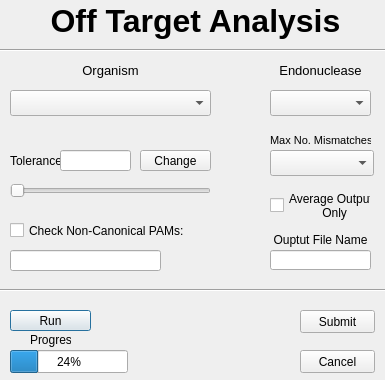
The window that OffTargetAnalysis.ui (TrinhLab/CASPERapp) describes before a commit, drawn with Qt 5.
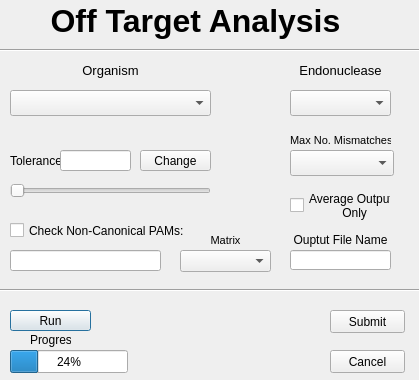
The same window after the commit.

Commit message: updating UI to prepare for the addtion of the matrix option

```diff
--- a/OffTargetAnalysis.ui
+++ b/OffTargetAnalysis.ui
@@ -6,7 +6,7 @@
    <rect>
     <x>0</x>
     <y>0</y>
-    <width>385</width>
+    <width>419</width>
     <height>380</height>
    </rect>
   </property>
@@ -42,7 +42,7 @@
   <widget class="QLabel" name="label_2">
    <property name="geometry">
     <rect>
-     <x>270</x>
+     <x>290</x>
      <y>130</y>
      <width>101</width>
      <height>21</height>
@@ -81,7 +81,7 @@
   <widget class="QLabel" name="label_4">
    <property name="geometry">
     <rect>
-     <x>270</x>
+     <x>290</x>
      <y>60</y>
      <width>101</width>
      <height>21</height>
@@ -115,7 +115,7 @@
   <widget class="QComboBox" name="mismatchcomboBox">
    <property name="geometry">
     <rect>
-     <x>270</x>
+     <x>290</x>
      <y>150</y>
      <width>104</width>
      <height>26</height>
@@ -165,7 +165,7 @@
   <widget class="QComboBox" name="EndocomboBox">
    <property name="geometry">
     <rect>
-     <x>270</x>
+     <x>290</x>
      <y>90</y>
      <width>101</width>
      <height>26</height>
@@ -224,7 +224,7 @@
   <widget class="QCheckBox" name="AVG">
    <property name="geometry">
     <rect>
-     <x>270</x>
+     <x>290</x>
      <y>190</y>
      <width>101</width>
      <height>31</height>
@@ -264,7 +264,7 @@
   <widget class="Line" name="line">
    <property name="geometry">
     <rect>
-     <x>0</x>
+     <x>-20</x>
      <y>40</y>
      <width>451</width>
      <height>20</height>
@@ -290,7 +290,7 @@
   <widget class="QLineEdit" name="FileName">
    <property name="geometry">
     <rect>
-     <x>270</x>
+     <x>290</x>
      <y>250</y>
      <width>101</width>
      <height>20</height>
@@ -300,7 +300,7 @@
   <widget class="QLabel" name="label_7">
    <property name="geometry">
     <rect>
-     <x>270</x>
+     <x>290</x>
      <y>230</y>
      <width>101</width>
      <height>20</height>
@@ -316,7 +316,7 @@
   <widget class="QPushButton" name="submitButton">
    <property name="geometry">
     <rect>
-     <x>300</x>
+     <x>330</x>
      <y>310</y>
      <width>75</width>
      <height>23</height>
@@ -329,7 +329,7 @@
   <widget class="QPushButton" name="cancelButton">
    <property name="geometry">
     <rect>
-     <x>300</x>
+     <x>330</x>
      <y>350</y>
      <width>75</width>
      <height>23</height>
@@ -339,6 +339,37 @@
     <string>Cancel</string>
    </property>
   </widget>
+  <widget class="QComboBox" name="comboBox">
+   <property name="geometry">
+    <rect>
+     <x>180</x>
+     <y>250</y>
+     <width>91</width>
+     <height>22</height>
+    </rect>
+   </property>
+  </widget>
+  <widget class="QLabel" name="label_8">
+   <property name="geometry">
+    <rect>
+     <x>180</x>
+     <y>230</y>
+     <width>91</width>
+     <height>20</height>
+    </rect>
+   </property>
+   <property name="font">
+    <font>
+     <pointsize>8</pointsize>
+    </font>
+   </property>
+   <property name="text">
+    <string>Matrix</string>
+   </property>
+   <property name="alignment">
+    <set>Qt::AlignCenter</set>
+   </property>
+  </widget>
  </widget>
  <resources/>
  <connections/>
```
